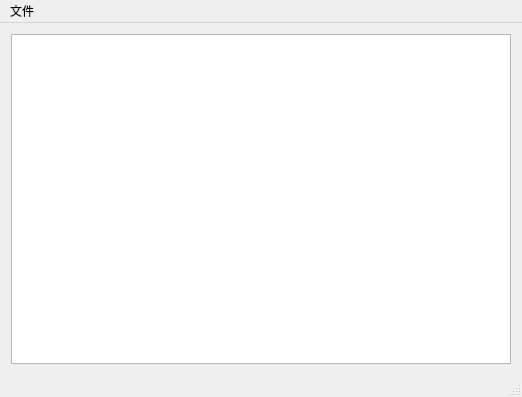
Qt form qt/CodeHighlight/mainwindow.ui (ludexianlib/git_cmake_linux) before a commit.
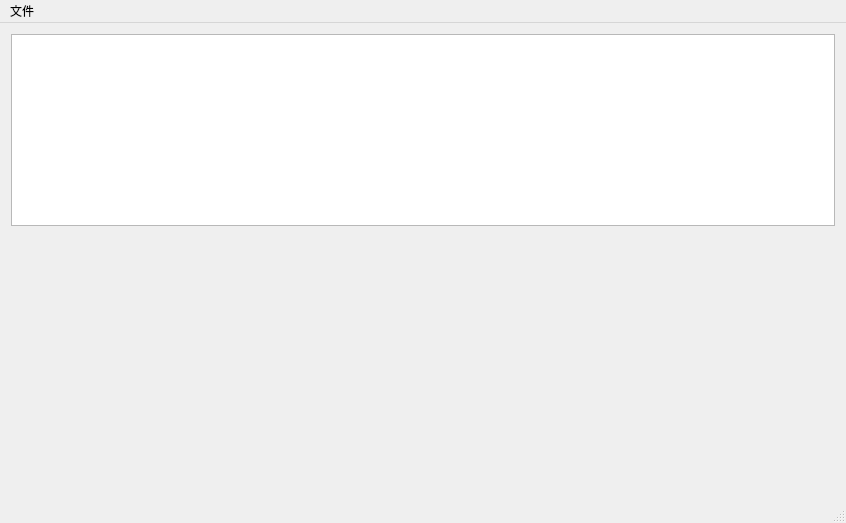
The same form after that commit. Custom widgets are drawn as their Qt base class.

Diff of the .ui file:
```diff
--- a/qt/CodeHighlight/mainwindow.ui
+++ b/qt/CodeHighlight/mainwindow.ui
@@ -6,19 +6,25 @@
    <rect>
     <x>0</x>
     <y>0</y>
-    <width>522</width>
-    <height>397</height>
+    <width>846</width>
+    <height>523</height>
    </rect>
   </property>
   <property name="windowTitle">
    <string>MainWindow</string>
   </property>
   <widget class="QWidget" name="centralWidget">
-   <layout class="QHBoxLayout" name="horizontalLayout">
+   <layout class="QVBoxLayout" name="verticalLayout">
     <item>
      <layout class="QHBoxLayout" name="horizontalLayout_2">
       <item>
        <widget class="CodeEditor" name="plainTextEdit">
+        <property name="sizePolicy">
+         <sizepolicy hsizetype="Expanding" vsizetype="Preferred">
+          <horstretch>0</horstretch>
+          <verstretch>0</verstretch>
+         </sizepolicy>
+        </property>
         <property name="font">
          <font>
           <family>Microsoft YaHei UI</family>
@@ -32,6 +38,35 @@
       </item>
      </layout>
     </item>
+    <item>
+     <layout class="QHBoxLayout" name="horizontalLayout">
+      <item>
+       <widget class="QWidget" name="widget" native="true">
+        <property name="sizePolicy">
+         <sizepolicy hsizetype="Ignored" vsizetype="Ignored">
+          <horstretch>0</horstretch>
+          <verstretch>0</verstretch>
+         </sizepolicy>
+        </property>
+        <layout class="QHBoxLayout" name="horizontalLayout_3">
+         <item>
+          <spacer name="verticalSpacer">
+           <property name="orientation">
+            <enum>Qt::Vertical</enum>
+           </property>
+           <property name="sizeHint" stdset="0">
+            <size>
+             <width>20</width>
+             <height>40</height>
+            </size>
+           </property>
+          </spacer>
+         </item>
+        </layout>
+       </widget>
+      </item>
+     </layout>
+    </item>
    </layout>
   </widget>
   <widget class="QMenuBar" name="menuBar">
@@ -39,7 +74,7 @@
     <rect>
      <x>0</x>
      <y>0</y>
-     <width>522</width>
+     <width>846</width>
      <height>23</height>
     </rect>
    </property>
```
